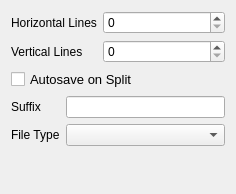
The window that krita/plugins/extensions/imagesplit/wdg_imagesplit.ui (KDE/krita) describes before a commit, drawn with Qt 5.
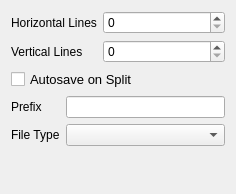
The same window after the commit. Custom widgets are drawn as their Qt base class.

Commit message:
Changed Suffix to Prefix in the Image Split dialog
BUG:323547

```diff
--- a/krita/plugins/extensions/imagesplit/wdg_imagesplit.ui
+++ b/krita/plugins/extensions/imagesplit/wdg_imagesplit.ui
@@ -57,7 +57,7 @@
        <item row="0" column="0">
         <widget class="QLabel" name="lblSuffix">
          <property name="text">
-          <string>Suffix</string>
+          <string>Prefix</string>
          </property>
         </widget>
        </item>
```
